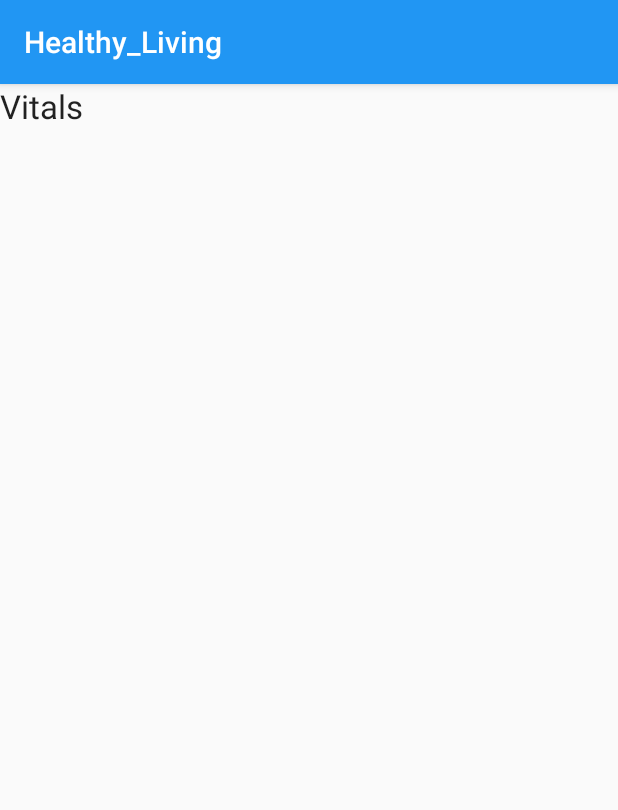
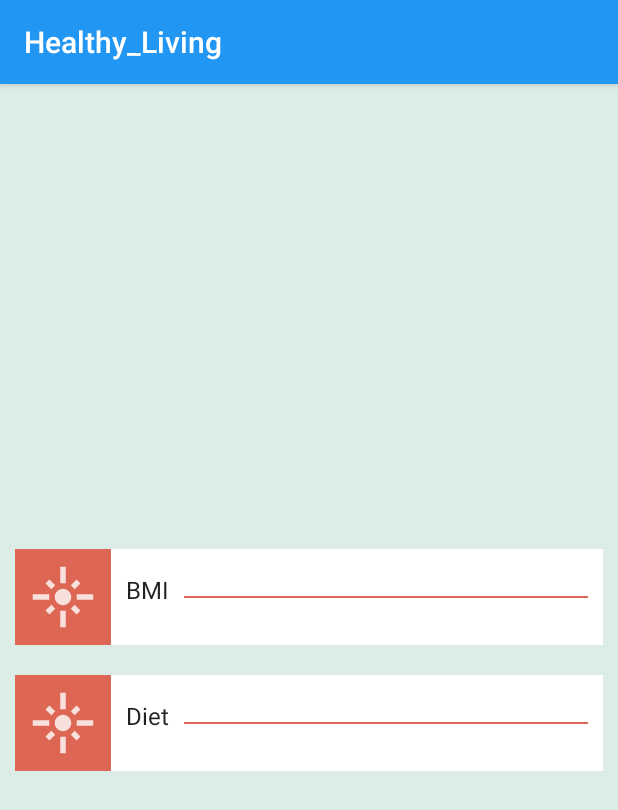
Before and after one commit to KNRiya/Healthy_Living, an Android app: the Vitals screen opened directly, with no data from a screen before it, on a phone screen of 412 x 824 dp. Shown: the top 810 px of the screen. Run offline under Robolectric (Android 15) with nearby library versions, the phone set to English and light mode, and no system bars.

Commit message:
Code of sadiya yesmin

```diff
--- a/app/build.gradle
+++ b/app/build.gradle
@@ -33,6 +33,7 @@ dependencies {
     implementation 'androidx.appcompat:appcompat:1.1.0'
     implementation 'androidx.cardview:cardview:1.0.0'
     implementation 'androidx.constraintlayout:constraintlayout:1.1.3'
+    implementation 'androidx.recyclerview:recyclerview:1.1.0'
     testImplementation 'junit:junit:4.12'
     androidTestImplementation 'androidx.test.ext:junit:1.1.1'
     androidTestImplementation 'androidx.test.espresso:espresso-core:3.2.0'
--- a/app/src/main/AndroidManifest.xml
+++ b/app/src/main/AndroidManifest.xml
@@ -9,7 +9,10 @@
         android:roundIcon="@mipmap/ic_launcher_round"
         android:supportsRtl="true"
         android:theme="@style/AppTheme">
-        <activity android:name=".AddToRMedicine"></activity>
+        <activity android:name=".FoodData"></activity>
+        <activity android:name=".Diet" />
+        <activity android:name=".BMI" />
+        <activity android:name=".AddToRMedicine" />
         <activity android:name=".AddToDailyMedicine" />
         <activity android:name=".Map" />
         <activity android:name=".ResistantMedicines" />
--- a/app/src/main/java/com/example/healthy_living/MainActivity.java
+++ b/app/src/main/java/com/example/healthy_living/MainActivity.java
@@ -65,4 +65,6 @@ else if(v.getId()==R.id.idLocation)
 
 
     }
+
+
 }
--- a/app/src/main/java/com/example/healthy_living/Vitals.java
+++ b/app/src/main/java/com/example/healthy_living/Vitals.java
@@ -2,7 +2,10 @@ package com.example.healthy_living;
 
 import androidx.appcompat.app.AppCompatActivity;
 
+import android.content.Intent;
 import android.os.Bundle;
+import android.view.View;
+import android.widget.LinearLayout;
 
 public class Vitals extends AppCompatActivity {
 
@@ -10,5 +13,24 @@ public class Vitals extends AppCompatActivity {
     protected void onCreate(Bundle savedInstanceState) {
         super.onCreate(savedInstanceState);
         setContentView(R.layout.activity_vitals);
+        final LinearLayout BMI, Diet;
+        BMI= findViewById(R.id.bmi);
+        Diet= findViewById(R.id.diet);
+
+        BMI.setOnClickListener(new View.OnClickListener() {
+            @Override
+            public void onClick(View view) {
+                Intent intent= new Intent(Vitals.this,BMI.class);
+                startActivity(intent);
+            }
+        });
+
+        Diet.setOnClickListener(new View.OnClickListener() {
+            @Override
+            public void onClick(View view) {
+                Intent intent= new Intent(Vitals.this, Diet.class);
+                startActivity(intent);
+            }
+        });
     }
 }
--- a/app/src/main/res/layout/activity_add_to_daily_medicine.xml
+++ b/app/src/main/res/layout/activity_add_to_daily_medicine.xml
@@ -8,7 +8,7 @@
     android:orientation="vertical"
     android:gravity="center"
     android:padding="10dp"
-    android:background="@color/liteRed"
+    android:background="@color/materialPink"
     >
 
    <EditText
--- a/app/src/main/res/layout/activity_vitals.xml
+++ b/app/src/main/res/layout/activity_vitals.xml
@@ -4,13 +4,84 @@
     xmlns:tools="http://schemas.android.com/tools"
     android:layout_width="match_parent"
     android:layout_height="match_parent"
-    tools:context=".Vitals">
+    android:weightSum="4"
+    android:gravity="center"
+    android:orientation="vertical"
+    tools:context=".Vitals"
+    android:background="@color/liteGreen">
 
-    <TextView
-        android:textAppearance="@style/TextAppearance.AppCompat.Large"
+
+    <LinearLayout
+        android:orientation="horizontal"
+        android:gravity="center"
         android:layout_width="match_parent"
         android:layout_height="wrap_content"
-        android:text="@string/option2"
-        ></TextView>
+        android:layout_margin="10dp"
+        android:background="@color/cardview_light_background"
+        android:id="@+id/bmi">
+
+        <ImageView
+            android:layout_width="64dp"
+            android:layout_height="64dp"
+            android:background="@color/materialPink"
+            android:padding="10dp"
+            android:src="@drawable/vitals" />
+
+        <TextView
+            android:textAppearance="@style/TextAppearance.AppCompat.Large"
+
+            android:layout_width="wrap_content"
+            android:layout_height="wrap_content"
+            android:text="@string/option8"
+            android:textSize="16sp"
+            android:layout_marginTop="5dp"
+            android:layout_marginBottom="10dp"
+            android:layout_marginLeft="10dp">
+        </TextView>
+        <View
+            android:layout_width="match_parent"
+            android:layout_height="1dp"
+            android:layout_margin="10dp"
+            android:background="@color/materialPink"
+            />
+    </LinearLayout>
+
+
+
+    <LinearLayout
+        android:orientation="horizontal"
+        android:gravity="center"
+        android:layout_width="match_parent"
+        android:layout_height="wrap_content"
+        android:layout_margin="10dp"
+        android:background="@color/cardview_light_background"
+        android:id="@+id/diet">
+
+        <ImageView
+            android:layout_width="64dp"
+            android:layout_height="64dp"
+            android:background="@color/materialPink"
+            android:padding="10dp"
+            android:src="@drawable/vitals" />
+
+        <TextView
+            android:textAppearance="@style/TextAppearance.AppCompat.Large"
+
+            android:layout_width="wrap_content"
+            android:layout_height="wrap_content"
+            android:text="@string/option9"
+            android:textSize="16sp"
+            android:layout_marginTop="5dp"
+            android:layout_marginBottom="10dp"
+            android:layout_marginLeft="10dp">
+        </TextView>
+        <View
+            android:layout_width="match_parent"
+            android:layout_height="1dp"
+            android:layout_margin="10dp"
+            android:background="@color/materialPink"
+            />
+    </LinearLayout>
+
 
 </LinearLayout>
--- a/app/src/main/res/values/strings.xml
+++ b/app/src/main/res/values/strings.xml
@@ -8,4 +8,6 @@
     <string name="option5">Appoinments</string>
     <string name="option6">Resistant Medicines</string>
     <string name="option7">Map</string>
+    <string name="option8">BMI</string>
+    <string name="option9">Diet</string>
 </resources>
```
Also changed, not shown: app/src/main/java/MyAdapter.java (added, +11 -0 lines), app/src/main/java/com/example/healthy_living/BMI.java (added, +73 -0 lines), app/src/main/java/com/example/healthy_living/Diet.java (added, +14 -0 lines), app/src/main/java/com/example/healthy_living/FoodData.java (added, +68 -0 lines), app/src/main/res/layout/activity_b_m_i.xml (added, +74 -0 lines), app/src/main/res/layout/activity_diet.xml (added, +20 -0 lines), app/src/main/res/layout/activity_food_data.xml (added, +92 -0 lines), app/src/main/res/drawable/download.jpeg (added), app/src/main/res/drawable/images (1).jpeg (added), app/src/main/res/drawable/images (2).jpeg (added), app/src/main/res/drawable/images.jpeg (added).
